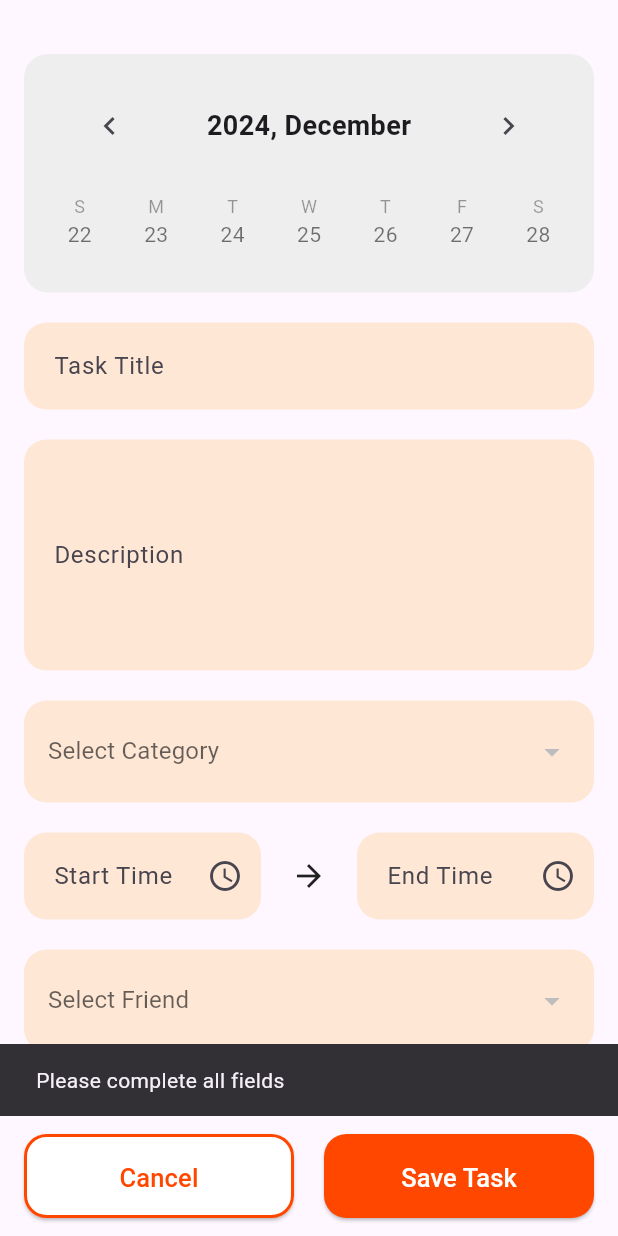
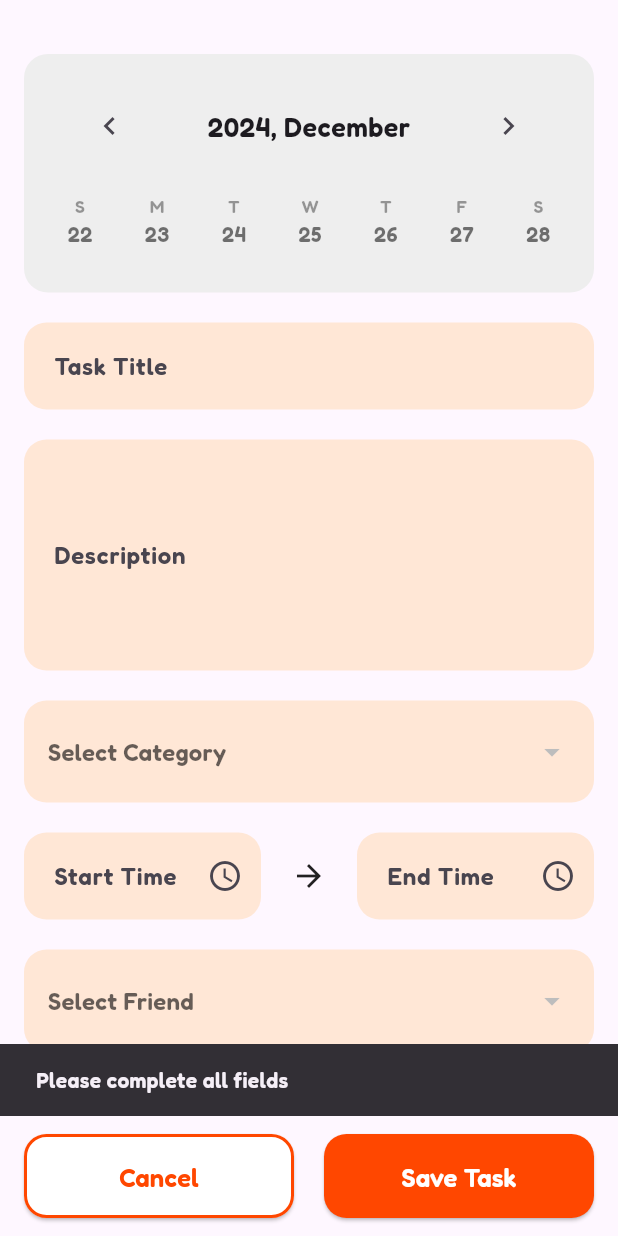
Before and after one commit to eunchae2000/TaskManagement-Flutter, a Flutter app: the AddScheduleScreen screen opened directly, after a tap on "Save Task", after a tap on the "keyboard arrow left" icon, on a phone screen of 412 x 824 dp. Run offline on Flutter 3.47's test engine with Material 3 defaults, Android fonts, the phone set to English and light mode, and no system bars; our stand-ins replace dropdown_button2, flutter_vector_icons, shared_preferences; accounts and stored records are empty; network calls fail.

Commit message:
update: font 파일 추가 및 전체 폰트 변경/ calendar_screen.dart 아이콘 추가

```diff
--- a/lib/screens/calendar_screen.dart
+++ b/lib/screens/calendar_screen.dart
@@ -6,6 +6,7 @@ import 'package:task_management/screens/add_schedule_screen.dart';
 import 'package:provider/provider.dart';
 import 'package:flutter_vector_icons/flutter_vector_icons.dart';
 import 'package:task_management/screens/detail_Screen.dart';
+import 'package:dropdown_button2/dropdown_button2.dart';
 
 class CalendarScreen extends StatefulWidget {
   @override
@@ -187,17 +188,21 @@ class _WeekCalendarState extends State<CalendarScreen> {
         crossAxisAlignment: CrossAxisAlignment.start,
         children: [
           Row(mainAxisAlignment: MainAxisAlignment.spaceBetween, children: [
-            DropdownButton<int>(
+            DropdownButton2<int>(
               value: _selectedDay.month,
-              dropdownColor: Color(0xFFff4700),
+              dropdownStyleData: DropdownStyleData(
+                decoration: BoxDecoration(
+                  color: Color(0xffffe7d6),
+                  borderRadius: BorderRadius.circular(8),
+                ),
+              ),
               underline: SizedBox.shrink(),
-              style: TextStyle(
-                color: Colors.white,
-                fontSize: 30,
-                fontWeight: FontWeight.bold,
+              iconStyleData: IconStyleData(
+                icon: Icon(
+                  Icons.keyboard_arrow_down_rounded,
+                  color: Color(0xffffe7d6),
                 ),
-              icon: Icon(Icons.keyboard_arrow_down_rounded,
-                  color: Color(0xffffe7d6), size: 32),
+              ),
               onChanged: (int? newValue) {
                 setState(() {
                   _selectedDay = DateTime(
@@ -213,26 +218,66 @@ class _WeekCalendarState extends State<CalendarScreen> {
                   value: monthNumber,
                   child: Text(
                     stringMonth[index],
-                    style: TextStyle(color: Color(0xffffe7d6)),
+                    style: TextStyle(
+                        fontFamily: 'FredokaSemiBold',
+                        color: monthNumber == _selectedDay.month
+                            ? Color(0xffffe7d6)
+                            : Color(0xffff4700),
+                        fontSize: monthNumber == _selectedDay.month ? 30 : 20),
                   ),
                 );
               }),
+            ),
+            Row(
+              children: [
+                IconButton(
+                  onPressed: () {
+                    Navigator.push(
+                      context,
+                      MaterialPageRoute(
+                        builder: (context) =>
+                            AddScheduleScreen(date: _selectedDay),
+                      ),
+                    );
+                  },
+                  icon: Icon(
+                    Icons.add,
+                    color: Color(0xffffe7d6),
+                    size: 25,
+                  ),
                 ),
                 IconButton(
                     onPressed: () {
                       Navigator.push(
                         context,
                         MaterialPageRoute(
-                    builder: (context) => AddScheduleScreen(date: _selectedDay),
+                          builder: (context) =>
+                              AddScheduleScreen(date: _selectedDay),
                         ),
                       );
                     },
                     icon: Icon(
-                Icons.add,
+                      Icons.calendar_month,
                       color: Color(0xffffe7d6),
-                size: 30,
+                      size: 25,
+                    )),
+                IconButton(
+                    onPressed: () {
+                      Navigator.push(
+                        context,
+                        MaterialPageRoute(
+                          builder: (context) =>
+                              AddScheduleScreen(date: _selectedDay),
                         ),
-            )
+                      );
+                    },
+                    icon: Icon(
+                      Icons.more_horiz_rounded,
+                      color: Color(0xffffe7d6),
+                      size: 25,
+                    )),
+              ],
+            ),
           ]),
           SizedBox(height: 16),
           Row(
```
Also changed, not shown: lib/main.dart (+1 -29 lines), pubspec.yaml (+19 -0 lines), assets/fonts/Fredoka-Bold.ttf (added), assets/fonts/Fredoka-Light.ttf (added), assets/fonts/Fredoka-Medium.ttf (added), assets/fonts/Fredoka-Regular.ttf (added), assets/fonts/Fredoka-SemiBold.ttf (added), assets/icon/31.svg (added), assets/icon/7.svg (added), pubspec.lock. Lines whose indentation alone changed are shown as unchanged.
